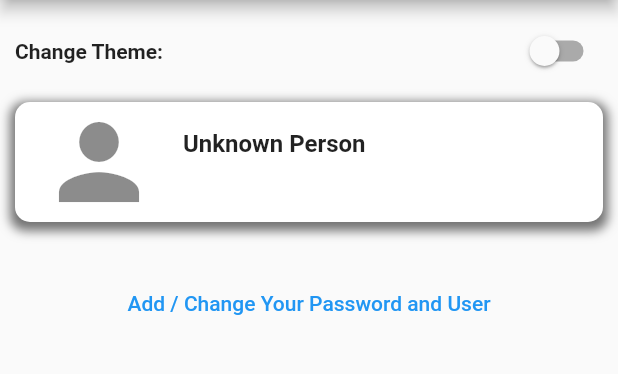
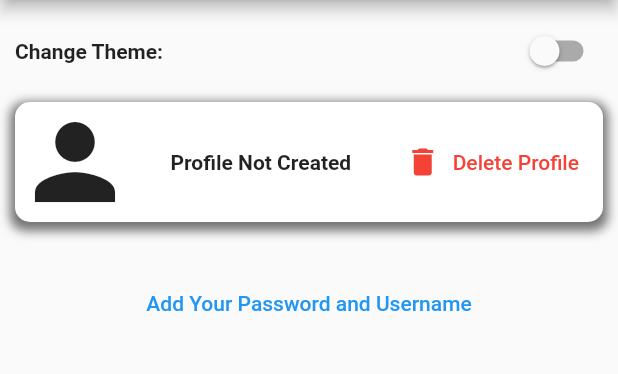
Before and after one commit to Datto27/safe_note, a Flutter app: the SettingsScreen screen opened by its route, on a phone screen of 412 x 824 dp, the part 84-458 px from its top. Run offline on Flutter 3.47's test engine with Material 2 defaults, Android fonts, the phone set to English and light mode, and no system bars; our stand-ins replace sqflite; accounts and stored records are empty.

Commit message:
added db and new functionals/screens

```diff
--- /dev/null
+++ b/lib/models/user.dart
@@ -0,0 +1,25 @@
+
+class User {
+  int? id;
+  String username;
+  String password;
+  User({
+    this.id,
+    required this.username,
+    required this.password,
+  });
+
+   factory User.fromMap(Map<String, dynamic> json) => new User(
+    id: json["id"],
+    username: json["username"],
+    password: json["password"],
+  );
+  // Map-dan json-shi; params: this.id ....
+  Map<String, dynamic> convertJson() {
+    return {
+      "id": id,
+      "username": username,
+      "password": password,
+    };
+  }
+}
--- a/lib/navigations/drawer_nav.dart
+++ b/lib/navigations/drawer_nav.dart
@@ -25,7 +25,7 @@ class AppDrawer extends StatelessWidget {
           ListTile(
             leading: const Icon(Icons.note),
             title: const Text("Your Notes"),
-            onTap: () => Navigator.of(context).pushReplacementNamed("/"),
+            onTap: () => Navigator.of(context).pushReplacementNamed("/home"),
           ),
           const Divider(),
           ListTile(
--- a/lib/screens/personal_settings.dart
+++ /dev/null
@@ -1,81 +0,0 @@
-import 'package:flutter/material.dart';
-import 'package:safe_note/navigations/drawer_nav.dart';
-
-
-class SettingsScreen extends StatefulWidget {
-  SettingsScreen({ Key? key }) : super(key: key);
-
-  @override
-  State<SettingsScreen> createState() => _SettingsScreenState();
-}
-
-class _SettingsScreenState extends State<SettingsScreen> {
-  bool _isdarkMode = false;
-
-  @override
-  Widget build(BuildContext context) {
-    return Scaffold(
-      appBar: AppBar(title: Text("Personal Settings"),),
-      drawer: AppDrawer(),
-      body: Padding(
-        padding: const EdgeInsets.all(10),
-        child: Column(children: <Widget>[
-          // ---------------- theme controller -----------------
-          Container(
-            margin: EdgeInsets.only(bottom: 10),
-            child: Row(
-              mainAxisAlignment: MainAxisAlignment.spaceBetween,
-              children: [
-                Text("Change Theme:", style: TextStyle(
-                  fontWeight: FontWeight.bold
-                ),),
-                Switch(
-                  value: _isdarkMode,
-                  onChanged: (value) => setState(() {
-                    _isdarkMode = value;
-                  }),
-                ),
-              ],
-            ),
-          ),
-          // ---------------- person's card ------------------
-          Center(
-            child: Container(
-              height: 80,
-              child: ListTile(
-                leading: Icon(Icons.person, size: 80,),
-                title: Text("Unknown Person", style: TextStyle(
-                  fontWeight: FontWeight.bold,
-                ),)
-              ),
-              decoration: BoxDecoration(
-                color: Colors.white,
-                borderRadius: BorderRadius.circular(10),
-                boxShadow: [
-                  BoxShadow(
-                    color: Colors.black54,
-                    spreadRadius: 3,
-                    blurRadius: 5,
-                    offset: Offset(0, 3), // changes position of shadow
-                  )
-                ]
-              ),
-            )
-          ),
-          const SizedBox(height: 30,),
-          Container(
-            child: FlatButton(
-              child: Text(
-                "Add / Change Your Password and User",
-                style: TextStyle(color: Colors.blue),
-              ),
-              onPressed: () {
-                Navigator.of(context).pushNamed("/person-info");
-              },
-            ),
-          )
-        ],),
-      ),
-    );
-  }
-}
--- /dev/null
+++ b/lib/screens/profile_settings.dart
@@ -0,0 +1,145 @@
+import 'package:flutter/material.dart';
+import '../db/notes_helper.dart';
+import '../models/user.dart';
+import '../navigations/drawer_nav.dart';
+
+// ScreenArguments is made for pass route arguments clearly and take them easy from next screen
+class PersonalInfoArgs {  // not used
+  String option;
+  User? userInfo;
+  PersonalInfoArgs({required this.option, required this.userInfo});
+}
+
+
+class SettingsScreen extends StatefulWidget {
+  SettingsScreen({ Key? key }) : super(key: key);
+
+  @override
+  State<SettingsScreen> createState() => _SettingsScreenState();
+}
+
+class _SettingsScreenState extends State<SettingsScreen> {
+  bool _isdarkMode = false;
+  var userInfo;
+
+  @override
+  void initState() {
+    super.initState();
+    DatabaseHelper.instance.getUser()
+    .then((response) {
+      print("response first method: ${response}");
+      setState(() {
+        userInfo = response;
+      });
+    });
+  }
+  void deleteProfile(ctx) {
+    print("profile deleted");
+    // if user exists delete it else show error message
+    if (userInfo!=null) {
+      DatabaseHelper.instance.deleteUser(userInfo.id);
+      setState(() {
+        userInfo=null;
+      });
+    } else {
+      ScaffoldMessenger.of(ctx).showSnackBar(
+        SnackBar(
+          content: Text("Profile Doesn't Exist"),
+          backgroundColor: Colors.red,
+        )
+      );
+    }
+  }
+
+  @override
+  Widget build(BuildContext context) {
+    // userInfo();
+
+    return Scaffold(
+      appBar: AppBar(title: Text("Personal Settings"),),
+      drawer: AppDrawer(),
+      body: Padding(
+        padding: const EdgeInsets.all(10),
+        child: Column(children: <Widget>[
+          // ---------------- theme controller -----------------
+          Container(
+            margin: EdgeInsets.only(bottom: 10),
+            child: Row(
+              mainAxisAlignment: MainAxisAlignment.spaceBetween,
+              children: [
+                Text("Change Theme:", style: TextStyle(
+                  fontWeight: FontWeight.bold
+                ),),
+                Switch(
+                  value: _isdarkMode,
+                  onChanged: (value) => setState(() {
+                    _isdarkMode = value;
+                  }),
+                ),
+              ],
+            ),
+          ),
+          // ---------------- person's card ------------------
+          Center(
+            child: Container(
+              height: 80,
+              child: Row(
+                mainAxisAlignment: MainAxisAlignment.spaceBetween,
+                children: <Widget>[
+                  Icon(Icons.person, size: 80,),
+                  Text(
+                    "${userInfo!=null ? userInfo?.username : 'Profile Not Created'}",
+                    style: TextStyle(
+                      fontWeight: FontWeight.bold,
+                    ),
+                  ),
+                  FlatButton.icon(
+                    icon: Icon(Icons.delete, color: Colors.red,),
+                    label: Text(
+                      "Delete Profile",
+                      style: TextStyle(color: Colors.red),
+                    ),
+                    onPressed: () => deleteProfile(context),
+                  )
+                ],
+              ),
+              decoration: BoxDecoration(
+                color: Colors.white,
+                borderRadius: BorderRadius.circular(10),
+                boxShadow: [
+                  BoxShadow(
+                    color: Colors.black54,
+                    spreadRadius: 3,
+                    blurRadius: 5,
+                    offset: Offset(0, 3), // changes position of shadow
+                  )
+                ]
+              ),
+            )
+          ),
+          const SizedBox(height: 30,),
+          Container(
+            child: FlatButton(
+              child: Text(
+                "${userInfo==null?'Add':'Change'} Your Password and Username",
+                style: TextStyle(color: Colors.blue),
+              ),
+              onPressed: () {
+                // check, if user alredy exists and only update its profile
+                Navigator.of(context).pushNamed("/person-info", arguments: PersonalInfoArgs(
+                  option: userInfo==null ? "Add":"Update",
+                  userInfo: userInfo
+                )
+                // {
+                //   "option": userInfo==null ? "add":"update",
+                //   "userInfo": userInfo
+                // }
+                );
+              },
+            ),
+          )
+        ],),
+      ),
+    );
+  }
+}
--- a/pubspec.yaml
+++ b/pubspec.yaml
@@ -36,6 +36,7 @@ dependencies:
   cupertino_icons: ^1.0.2
   path_provider: ^2.0.8
   sqflite: ^2.0.2
+  flutter_hooks: ^0.18.2+1
 
 dev_dependencies:
   flutter_test:
```
Also changed, not shown: lib/db/notes_helper.dart (+48 -6 lines), lib/main.dart (+7 -5 lines), lib/screens/auth_form.dart (added, +87 -0 lines), lib/screens/home.dart (+13 -4 lines), lib/screens/note_details.dart (+5 -5 lines), lib/screens/person_info.dart (deleted, +0 -63 lines), lib/screens/profile_form.dart (added, +93 -0 lines), pubspec.lock, 1 other file.
